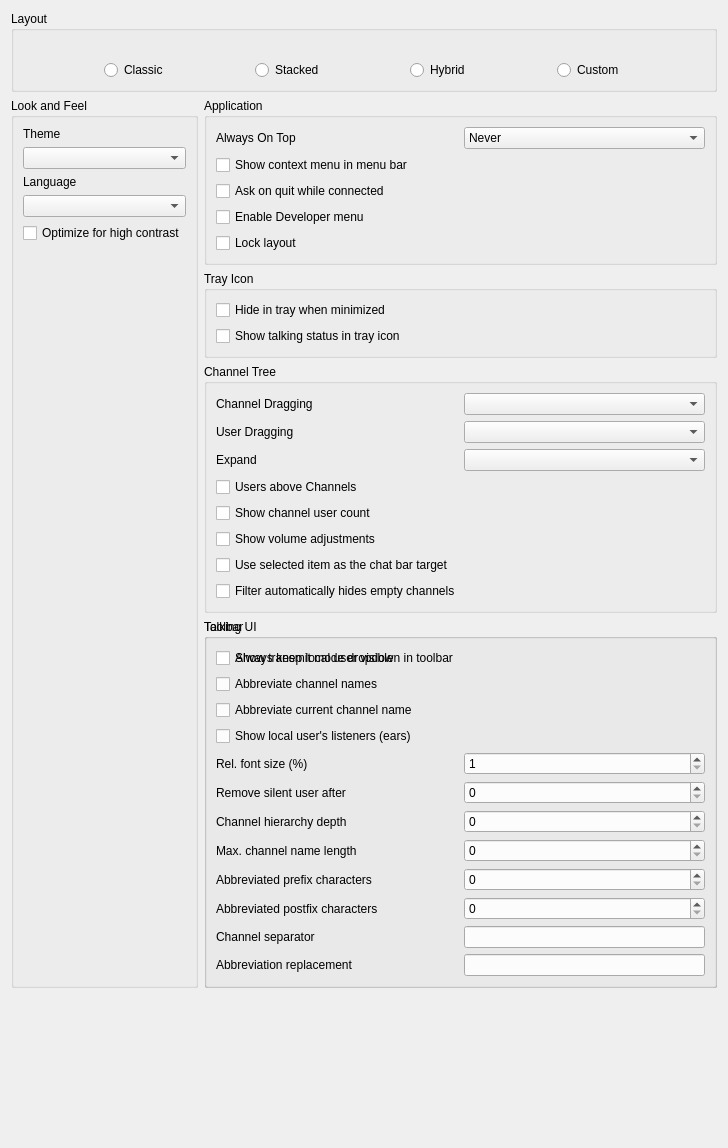
The window that src/mumble/LookConfig.ui (mumble-voip/mumble) describes before a commit, drawn with Qt 5.
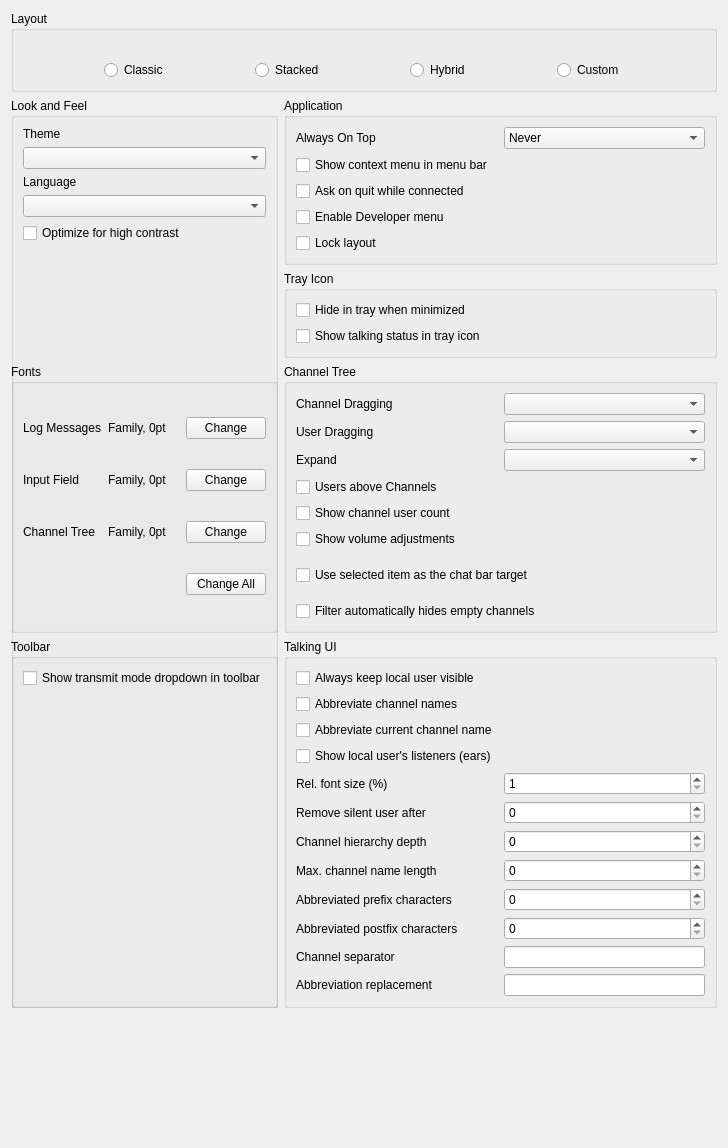
The same window after the commit. Icons and pictures are not drawn. Custom widgets are drawn as their Qt base class.

Commit message:
Make font size configurable
Implement #1850

Add configuration options for the font of Log, Input and Tree.

The edit to the form file:
```diff
--- a/src/mumble/LookConfig.ui
+++ b/src/mumble/LookConfig.ui
@@ -681,6 +681,19 @@
         </property>
        </widget>
       </item>
+      <item row="6" column="0">
+       <spacer name="verticalSpacer_2">
+        <property name="orientation">
+         <enum>Qt::Vertical</enum>
+        </property>
+        <property name="sizeHint" stdset="0">
+         <size>
+          <width>20</width>
+          <height>40</height>
+         </size>
+        </property>
+       </spacer>
+      </item>
       <item row="2" column="1">
        <widget class="MUComboBox" name="qcbExpand">
         <property name="toolTip">
@@ -775,7 +788,7 @@
      </layout>
     </widget>
    </item>
-   <item row="7" column="1">
+   <item row="6" column="1">
     <spacer name="verticalSpacer_2">
      <property name="orientation">
       <enum>Qt::Vertical</enum>
@@ -788,7 +801,7 @@
      </property>
     </spacer>
    </item>
-   <item row="4" column="1">
+   <item row="4" column="0">
     <widget class="QGroupBox" name="qgbToolbar">
      <property name="title">
       <string>Toolbar</string>
@@ -804,6 +817,103 @@
      </layout>
     </widget>
    </item>
+   <item row="3" column="0">
+    <widget class="QGroupBox" name="qgbFonts">
+     <property name="title">
+      <string>Fonts</string>
+     </property>
+     <layout class="QGridLayout" name="gridLayout_5">
+      <item row="1" column="2">
+       <widget class="QPushButton" name="qpbFontInput">
+        <property name="text">
+         <string>Change</string>
+        </property>
+       </widget>
+      </item>
+      <item row="2" column="1">
+       <widget class="QLabel" name="qlFontTreeCurrent">
+        <property name="text">
+         <string notr="true">Family, 0pt</string>
+        </property>
+        <property name="buddy">
+         <cstring>qpbFontTree</cstring>
+        </property>
+       </widget>
+      </item>
+      <item row="1" column="0">
+       <widget class="QLabel" name="label_2">
+        <property name="text">
+         <string>Input Field</string>
+        </property>
+        <property name="buddy">
+         <cstring>qpbFontInput</cstring>
+        </property>
+       </widget>
+      </item>
+      <item row="2" column="2">
+       <widget class="QPushButton" name="qpbFontTree">
+        <property name="text">
+         <string>Change</string>
+        </property>
+       </widget>
+      </item>
+      <item row="1" column="1">
+       <widget class="QLabel" name="qlFontInputCurrent">
+        <property name="text">
+         <string notr="true">Family, 0pt</string>
+        </property>
+        <property name="buddy">
+         <cstring>qpbFontInput</cstring>
+        </property>
+       </widget>
+      </item>
+      <item row="2" column="0">
+       <widget class="QLabel" name="label_3">
+        <property name="text">
+         <string>Channel Tree</string>
+        </property>
+        <property name="buddy">
+         <cstring>qpbFontTree</cstring>
+        </property>
+       </widget>
+      </item>
+      <item row="0" column="0">
+       <widget class="QLabel" name="qlFontLog">
+        <property name="text">
+         <string>Log Messages</string>
+        </property>
+        <property name="buddy">
+         <cstring>qpbFontLog</cstring>
+        </property>
+       </widget>
+      </item>
+      <item row="0" column="1">
+       <widget class="QLabel" name="qlFontLogCurrent">
+        <property name="text">
+         <string notr="true">Family, 0pt</string>
+        </property>
+        <property name="buddy">
+         <cstring>qpbFontLog</cstring>
+        </property>
+       </widget>
+      </item>
+      <item row="0" column="2">
+       <widget class="QPushButton" name="qpbFontLog">
+        <property name="text">
+         <string>Change</string>
+        </property>
+       </widget>
+      </item>
+      <item row="3" column="2">
+       <widget class="QPushButton" name="qpbFontAll">
+        <property name="text">
+         <string>Change All</string>
+        </property>
+       </widget>
+      </item>
+     </layout>
+    </widget>
+   </item>
   </layout>
  </widget>
  <customwidgets>
```
The commit also changes 5 other files.
